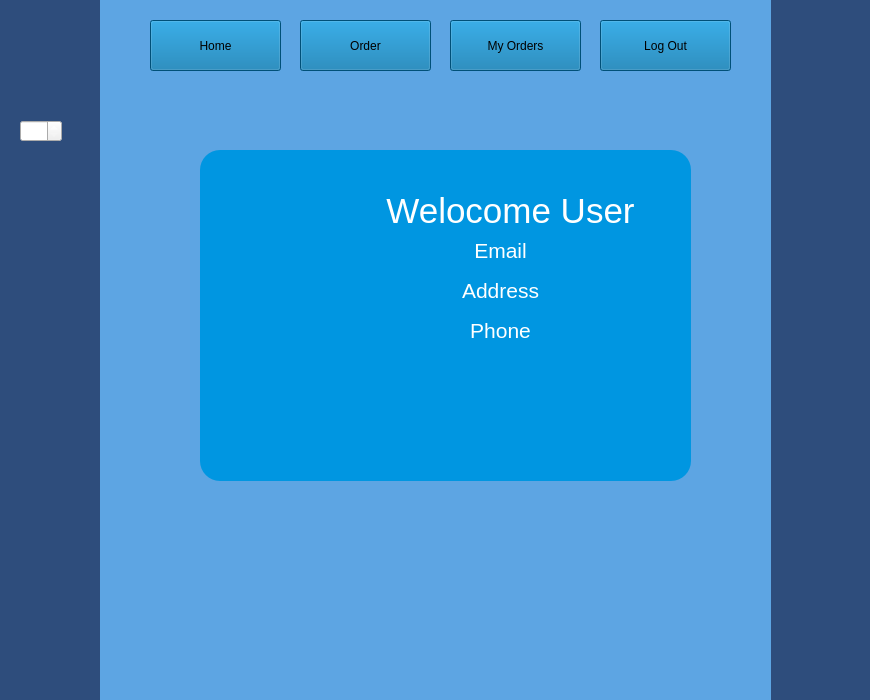
Above: users.ui from MdTeach/KU_EL before the change. Below: the same form after it.
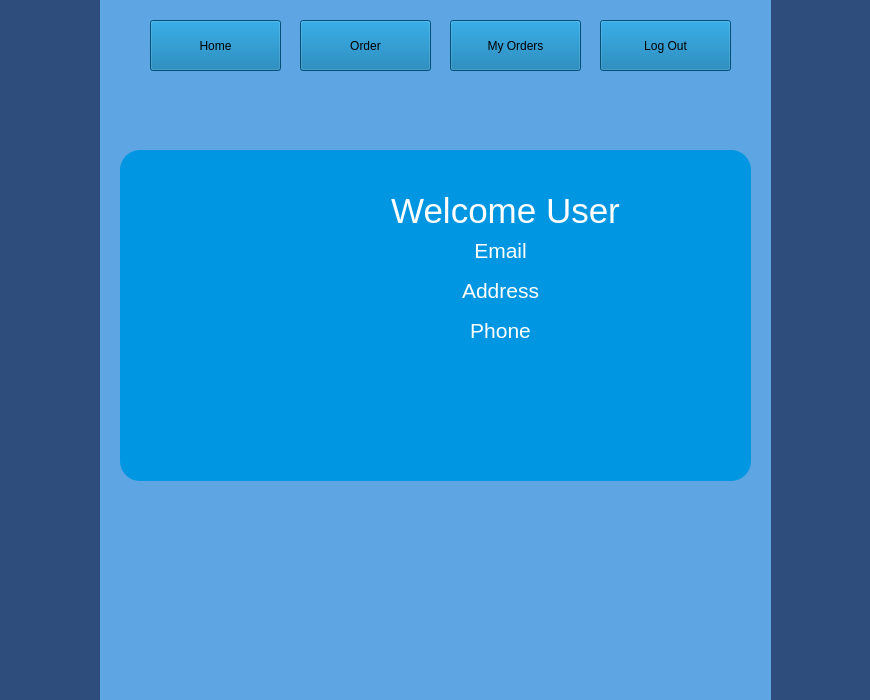
That is the form after the change. The open tabs and pages were chosen to show the change. Icons and pictures are not drawn.

What changed in the file:
```diff
--- a/users.ui
+++ b/users.ui
@@ -70,9 +70,9 @@
      <widget class="QFrame" name="frame_2">
       <property name="geometry">
        <rect>
-        <x>100</x>
+        <x>20</x>
         <y>150</y>
-        <width>491</width>
+        <width>631</width>
         <height>331</height>
        </rect>
       </property>
@@ -89,7 +89,7 @@
       <widget class="QFrame" name="frame">
        <property name="geometry">
         <rect>
-         <x>20</x>
+         <x>0</x>
          <y>20</y>
          <width>151</width>
          <height>141</height>
@@ -110,7 +110,7 @@
         <rect>
          <x>160</x>
          <y>10</y>
-         <width>301</width>
+         <width>451</width>
          <height>101</height>
         </rect>
        </property>
@@ -120,7 +120,7 @@
         </font>
        </property>
        <property name="text">
-        <string>Welocome User</string>
+        <string>Welcome User</string>
        </property>
        <property name="alignment">
         <set>Qt::AlignCenter</set>
@@ -131,7 +131,7 @@
         <rect>
          <x>150</x>
          <y>80</y>
-         <width>301</width>
+         <width>461</width>
          <height>41</height>
         </rect>
        </property>
@@ -152,7 +152,7 @@
         <rect>
          <x>150</x>
          <y>120</y>
-         <width>301</width>
+         <width>461</width>
          <height>41</height>
         </rect>
        </property>
@@ -173,7 +173,7 @@
         <rect>
          <x>150</x>
          <y>160</y>
-         <width>301</width>
+         <width>461</width>
          <height>41</height>
         </rect>
        </property>
@@ -565,16 +565,6 @@
      <string>Home</string>
     </property>
    </widget>
-   <widget class="QSpinBox" name="spinBox">
-    <property name="geometry">
-     <rect>
-      <x>20</x>
-      <y>120</y>
-      <width>42</width>
-      <height>22</height>
-     </rect>
-    </property>
-   </widget>
    <zorder>userStack</zorder>
    <zorder>pushButton</zorder>
    <zorder>myOrdersButton</zorder>
```
Left out of the diff: 21 changed lines with no effect on the pictures.
